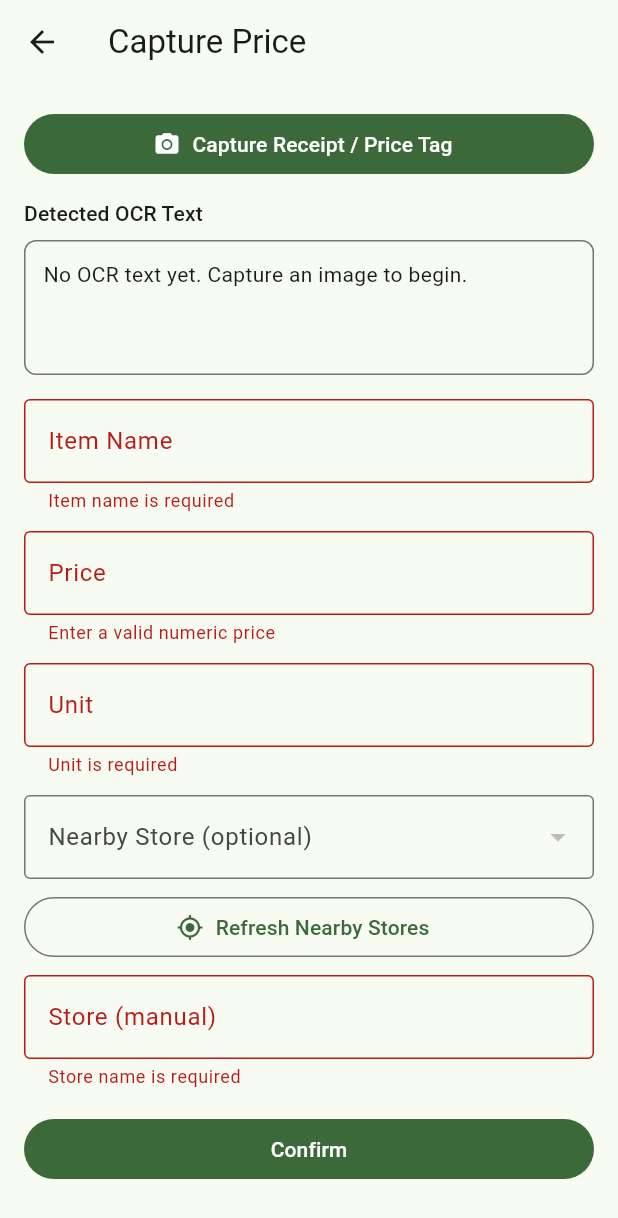
After one commit to paulgmathew/ShareCartFlutterProject, a Flutter app: the _PriceScanBody screen opened directly, after a tap on "Confirm", on a phone screen of 412 x 824 dp. The commit adds this screen. Shown: the top 1218 px of the screen. Run offline on Flutter 3.47's test engine with Material 3 defaults, Android fonts, the phone set to English and light mode, and no system bars; our stand-ins replace app_links, flutter_secure_storage, geolocator, image_picker, qr_flutter, share_plus and 1 more; missing offline and left inert: google_mlkit_text_recognition, mobile_scanner, stomp_dart_client; accounts and stored records are empty; network calls fail.

Commit message:
Adding fetaure for price optimization OCR support for capturing item prices and comparing the price

```diff
--- a/lib/main.dart
+++ b/lib/main.dart
@@ -15,6 +15,7 @@ import 'services/auth_api_service.dart';
 import 'services/item_api_service.dart';
 import 'services/invite_api_service.dart';
 import 'services/pending_invite_service.dart';
+import 'services/price_api_service.dart';
 import 'services/realtime_sync_service.dart';
 import 'services/shopping_list_api_service.dart';
 import 'config/api_config.dart';
@@ -40,6 +41,7 @@ void main() async {
   final listService = ShoppingListApiService(apiClient);
   final itemService = ItemApiService(apiClient);
   final inviteService = InviteApiService(apiClient);
+  final priceService = PriceApiService(apiClient);
   final pendingInviteService = PendingInviteService();
 
   void handleIncomingLink(Uri uri) {
@@ -91,6 +93,7 @@ void main() async {
         Provider<AuthRepository>.value(value: authRepository),
         Provider<ShoppingListRepository>.value(value: repository),
         Provider<InviteApiService>.value(value: inviteService),
+        Provider<PriceApiService>.value(value: priceService),
         Provider<PendingInviteService>.value(value: pendingInviteService),
         Provider<RealtimeSyncService>.value(value: realtimeSyncService),
         ChangeNotifierProvider(
--- /dev/null
+++ b/lib/providers/price_provider.dart
@@ -0,0 +1,317 @@
+import 'dart:async';
+
+import 'package:flutter/foundation.dart';
+import 'package:geolocator/geolocator.dart';
+import 'package:google_mlkit_text_recognition/google_mlkit_text_recognition.dart';
+import 'package:image_picker/image_picker.dart';
+
+import '../services/api_client.dart';
+import '../services/price_api_service.dart';
+
+class NearbyStoreOption {
+  final String name;
+  final String? distanceLabel;
+
+  const NearbyStoreOption({required this.name, this.distanceLabel});
+}
+
+double? extractPrice(String text) {
+  final regex = RegExp(r'\$?\d+(\.\d{1,2})?');
+  final match = regex.firstMatch(text);
+  if (match == null) return null;
+
+  final raw = match.group(0)?.replaceAll(r'$', '');
+  if (raw == null) return null;
+  return double.tryParse(raw);
+}
+
+class PriceProvider extends ChangeNotifier {
+  final PriceApiService _priceApiService;
+  final ImagePicker _imagePicker;
+
+  PriceProvider(this._priceApiService, {ImagePicker? imagePicker})
+    : _imagePicker = imagePicker ?? ImagePicker();
+
+  bool _loading = false;
+  bool get loading => _loading;
+
+  String _ocrText = '';
+  String get ocrText => _ocrText;
+
+  double? _detectedPrice;
+  double? get detectedPrice => _detectedPrice;
+
+  String? _selectedStore;
+  String? get selectedStore => _selectedStore;
+
+  double? _latitude;
+  double? get latitude => _latitude;
+
+  double? _longitude;
+  double? get longitude => _longitude;
+
+  String? _imagePath;
+  String? get imagePath => _imagePath;
+
+  String? _captureId;
+
+  String _itemNameGuess = '';
+  String get itemNameGuess => _itemNameGuess;
+
+  String? _errorMessage;
+  String? get errorMessage => _errorMessage;
+
+  String? _compareMessage;
+  String? get compareMessage => _compareMessage;
+
+  List<NearbyStoreOption> _nearbyStores = [];
+  List<NearbyStoreOption> get nearbyStores => _nearbyStores;
+
+  Future<void> scanImage() async {
+    _setLoading(true);
+    _errorMessage = null;
+    _compareMessage = null;
+
+    try {
+      final picked = await _imagePicker.pickImage(
+        source: ImageSource.camera,
+        imageQuality: 85,
+      );
+      if (picked == null) {
+        _setLoading(false);
+        return;
+      }
+
+      _imagePath = picked.path;
+      await runOCR();
+      parsePrice();
+      await fetchNearbyStores();
+      await _captureRawText();
+    } catch (_) {
+      _errorMessage = 'Could not capture image. Please try again.';
+    } finally {
+      _setLoading(false);
+    }
+  }
+
+  Future<void> runOCR() async {
+    final imagePath = _imagePath;
+    if (imagePath == null || imagePath.isEmpty) return;
+
+    final inputImage = InputImage.fromFilePath(imagePath);
+    final recognizer = TextRecognizer(script: TextRecognitionScript.latin);
+
+    try {
+      final recognizedText = await recognizer.processImage(inputImage);
+      _ocrText = recognizedText.text.trim();
+      _itemNameGuess = _guessItemName(_ocrText);
+      notifyListeners();
+    } catch (_) {
+      _errorMessage = 'OCR failed. Please retake the photo.';
+      notifyListeners();
+    } finally {
+      recognizer.close();
+    }
+  }
+
+  void parsePrice() {
+    _detectedPrice = extractPrice(_ocrText);
+    notifyListeners();
+  }
+
+  Future<void> fetchNearbyStores() async {
+    try {
+      final position = await _getCurrentPosition();
+      _latitude = position.latitude;
+      _longitude = position.longitude;
+
+      final stores = await _priceApiService.getNearbyStores(
+        latitude: position.latitude,
+        longitude: position.longitude,
+      );
+
+      _nearbyStores = stores
+          .map(
+            (json) => NearbyStoreOption(
+              name: (json['name'] ?? json['storeName'] ?? 'Unknown').toString(),
+              distanceLabel: _distanceLabelFrom(json),
+            ),
+          )
+          .where((s) => s.name.trim().isNotEmpty)
+          .toList(growable: false);
+
+      if (_nearbyStores.isNotEmpty && _selectedStore == null) {
+        _selectedStore = _nearbyStores.first.name;
+      }
+      notifyListeners();
+    } on ApiException catch (e) {
+      _errorMessage = e.error.message;
+      notifyListeners();
+    } on PermissionDeniedException catch (e) {
+      _errorMessage = e.message;
+      notifyListeners();
+    } catch (_) {
+      _errorMessage = 'Could not fetch nearby stores.';
+      notifyListeners();
+    }
+  }
+
+  Future<void> confirmPrice({
+    required String itemName,
+    required String priceText,
+    required String unit,
+    required String storeName,
+    bool compareAfterConfirm = true,
+  }) async {
+    _setLoading(true);
+    _errorMessage = null;
+    _compareMessage = null;
+
+    try {
+      final parsedPrice = double.tryParse(priceText.trim());
+      if (parsedPrice == null) {
+        throw const FormatException('Please enter a valid numeric price.');
+      }
+
+      _captureId ??= await _captureRawText();
+      final captureId = _captureId;
+      if (captureId == null || captureId.isEmpty) {
+        throw const FormatException(
+          'Could not capture OCR text. Please rescan.',
+        );
+      }
+
+      await _priceApiService.confirmPrice(
+        captureId: captureId,
+        itemName: itemName.trim(),
+        price: parsedPrice,
+        unit: unit.trim(),
+        storeName: storeName.trim(),
+        latitude: _latitude,
+        longitude: _longitude,
+      );
+
+      if (compareAfterConfirm) {
+        final compareResponse = await _priceApiService.comparePrice({
+          'itemName': itemName.trim(),
+          'price': parsedPrice,
+          if (_latitude != null) 'latitude': _latitude,
+          if (_longitude != null) 'longitude': _longitude,
+        });
+
+        final isCheapest = compareResponse['isCheapest'];
+        if (isCheapest == true) {
+          _compareMessage = 'This is the cheapest price so far.';
+        } else {
+          final bestPrice = compareResponse['bestPrice'];
+          _compareMessage =
+              bestPrice != null
+                  ? 'Best known price is $bestPrice.'
+                  : 'Price comparison completed.';
+        }
+      }
+    } on ApiException catch (e) {
+      _errorMessage = e.error.message;
+    } on PermissionDeniedException catch (e) {
+      _errorMessage = e.message;
+    } on FormatException catch (e) {
+      _errorMessage = e.message;
+    } catch (_) {
+      _errorMessage = 'Could not confirm price. Please try again.';
+    } finally {
+      _setLoading(false);
+    }
+  }
+
+  void setSelectedStore(String? store) {
+    _selectedStore = store;
+    notifyListeners();
+  }
+
+  void clearError() {
+    _errorMessage = null;
+    notifyListeners();
+  }
+
+  Future<String?> _captureRawText() async {
+    if (_ocrText.trim().isEmpty) return null;
+    final response = await _priceApiService.capturePrice(
+      rawText: _ocrText,
+      imageUrl: _imagePath,
+      latitude: _latitude,
+      longitude: _longitude,
+    );
+
+    _captureId = (response['captureId'] ?? response['id'] ?? '').toString();
+    if (_captureId!.isEmpty) {
+      _captureId = null;
+    }
+    notifyListeners();
+    return _captureId;
+  }
+
+  Future<Position> _getCurrentPosition() async {
+    final serviceEnabled = await Geolocator.isLocationServiceEnabled();
+    if (!serviceEnabled) {
+      throw const PermissionDeniedException(
+        'Location services are disabled. Please enable GPS.',
+      );
+    }
+
+    var permission = await Geolocator.checkPermission();
+    if (permission == LocationPermission.denied) {
+      permission = await Geolocator.requestPermission();
+    }
+
+    if (permission == LocationPermission.denied ||
+        permission == LocationPermission.deniedForever) {
+      throw const PermissionDeniedException(
+        'Location permission denied. Please allow location access.',
+      );
+    }
+
+    return Geolocator.getCurrentPosition(
+      locationSettings: const LocationSettings(accuracy: LocationAccuracy.high),
+    );
+  }
+
+  String _guessItemName(String text) {
+    final lines = text
+        .split('\n')
+        .map((e) => e.trim())
+        .where((e) => e.isNotEmpty)
+        .toList(growable: false);
+
+    for (final line in lines) {
+      final hasAlphabet = RegExp(r'[A-Za-z]').hasMatch(line);
+      final hasPrice = RegExp(r'\$?\d+(\.\d{1,2})?').hasMatch(line);
+      if (hasAlphabet && !hasPrice && line.length <= 60) {
+        return line;
+      }
+    }
+
+    return lines.isNotEmpty ? lines.first : '';
+  }
+
+  String? _distanceLabelFrom(Map<String, dynamic> json) {
+    final distance = json['distance'];
+    if (distance is num) {
+      return '${distance.toStringAsFixed(1)} km';
+    }
+    if (distance != null) {
+      return distance.toString();
+    }
+    return null;
+  }
+
+  void _setLoading(bool value) {
+    _loading = value;
+    notifyListeners();
+  }
+}
+
+class PermissionDeniedException implements Exception {
+  final String message;
+
+  const PermissionDeniedException(this.message);
+}
--- /dev/null
+++ b/lib/screens/price_scan/price_scan_screen.dart
@@ -0,0 +1,286 @@
+import 'dart:io';
+
+import 'package:flutter/material.dart';
+import 'package:provider/provider.dart';
+
+import '../../providers/price_provider.dart';
+import '../../services/price_api_service.dart';
+
+class PriceScanScreen extends StatelessWidget {
+  const PriceScanScreen({super.key});
+
+  @override
+  Widget build(BuildContext context) {
+    return ChangeNotifierProvider(
+      create: (ctx) => PriceProvider(ctx.read<PriceApiService>()),
+      child: const _PriceScanBody(),
+    );
+  }
+}
+
+class _PriceScanBody extends StatefulWidget {
+  const _PriceScanBody();
+
+  @override
+  State<_PriceScanBody> createState() => _PriceScanBodyState();
+}
+
+class _PriceScanBodyState extends State<_PriceScanBody> {
+  final _formKey = GlobalKey<FormState>();
+  final _itemNameController = TextEditingController();
+  final _priceController = TextEditingController();
+  final _unitController = TextEditingController();
+  final _storeController = TextEditingController();
+
+  @override
+  void dispose() {
+    _itemNameController.dispose();
+    _priceController.dispose();
+    _unitController.dispose();
+    _storeController.dispose();
+    super.dispose();
+  }
+
+  Future<void> _captureAndScan() async {
+    final provider = context.read<PriceProvider>();
+    await provider.scanImage();
+    if (!mounted) return;
+
+    _itemNameController.text = provider.itemNameGuess;
+    _priceController.text =
+        provider.detectedPrice != null
+            ? provider.detectedPrice!.toStringAsFixed(2)
+            : '';
+    _storeController.text = provider.selectedStore ?? '';
+
+    _showErrorIfAny(provider);
+  }
+
+  Future<void> _fetchStores() async {
+    final provider = context.read<PriceProvider>();
+    await provider.fetchNearbyStores();
+    if (!mounted) return;
+
+    if (_storeController.text.trim().isEmpty &&
+        provider.selectedStore != null) {
+      _storeController.text = provider.selectedStore!;
+    }
+
+    _showErrorIfAny(provider);
+  }
+
+  Future<void> _confirm() async {
+    if (!_formKey.currentState!.validate()) return;
+
+    final provider = context.read<PriceProvider>();
+    await provider.confirmPrice(
+      itemName: _itemNameController.text,
+      priceText: _priceController.text,
+      unit: _unitController.text,
+      storeName: _storeController.text,
+      compareAfterConfirm: true,
+    );
+    if (!mounted) return;
+
+    if (provider.errorMessage != null) {
+      _showErrorIfAny(provider);
+      return;
+    }
+
+    final compareText = provider.compareMessage;
+    ScaffoldMessenger.of(context).showSnackBar(
+      SnackBar(
+        content: Text(
+          compareText == null
+              ? 'Price confirmed successfully.'
+              : 'Price confirmed. $compareText',
+        ),
+      ),
+    );
+  }
+
+  @override
+  Widget build(BuildContext context) {
+    return Consumer<PriceProvider>(
+      builder: (context, provider, _) {
+        final stores = provider.nearbyStores;
+
+        return Scaffold(
+          appBar: AppBar(title: const Text('Capture Price')),
+          body: SafeArea(
+            child: SingleChildScrollView(
+              padding: const EdgeInsets.all(16),
+              child: Column(
+                crossAxisAlignment: CrossAxisAlignment.stretch,
+                children: [
+                  FilledButton.icon(
+                    onPressed: provider.loading ? null : _captureAndScan,
+                    icon: const Icon(Icons.camera_alt),
+                    label: const Text('Capture Receipt / Price Tag'),
+                  ),
+                  const SizedBox(height: 12),
+                  if (provider.imagePath != null)
+                    ClipRRect(
+                      borderRadius: BorderRadius.circular(12),
+                      child: Image.file(
+                        File(provider.imagePath!),
+                        height: 180,
+                        fit: BoxFit.cover,
+                      ),
+                    ),
+                  if (provider.imagePath != null) const SizedBox(height: 12),
+                  if (provider.loading)
+                    const Padding(
+                      padding: EdgeInsets.symmetric(vertical: 8),
+                      child: Center(child: CircularProgressIndicator()),
+                    ),
+                  Text(
+                    'Detected OCR Text',
+                    style: Theme.of(context).textTheme.titleSmall,
+                  ),
+                  const SizedBox(height: 8),
+                  Container(
+                    constraints: const BoxConstraints(minHeight: 90),
+                    padding: const EdgeInsets.all(12),
+                    decoration: BoxDecoration(
+                      border: Border.all(color: Theme.of(context).dividerColor),
+                      borderRadius: BorderRadius.circular(8),
+                    ),
+                    child: Text(
+                      provider.ocrText.isEmpty
+                          ? 'No OCR text yet. Capture an image to begin.'
+                          : provider.ocrText,
+                    ),
+                  ),
+                  const SizedBox(height: 16),
+                  Form(
+                    key: _formKey,
+                    child: Column(
+                      crossAxisAlignment: CrossAxisAlignment.stretch,
+                      children: [
+                        TextFormField(
+                          controller: _itemNameController,
+                          decoration: const InputDecoration(
+                            labelText: 'Item Name',
+                            border: OutlineInputBorder(),
+                          ),
+                          validator: (value) {
+                            if (value == null || value.trim().isEmpty) {
+                              return 'Item name is required';
+                            }
+                            return null;
+                          },
+                        ),
+                        const SizedBox(height: 12),
+                        TextFormField(
+                          controller: _priceController,
+                          decoration: const InputDecoration(
+                            labelText: 'Price',
+                            hintText: 'e.g. 3.49',
+                            border: OutlineInputBorder(),
+                          ),
+                          keyboardType: const TextInputType.numberWithOptions(
+                            decimal: true,
+                          ),
+                          validator: (value) {
+                            final parsed = double.tryParse(
+                              (value ?? '').trim(),
+                            );
+                            if (parsed == null) {
+                              return 'Enter a valid numeric price';
+                            }
+                            return null;
+                          },
+                        ),
+                        const SizedBox(height: 12),
+                        TextFormField(
+                          controller: _unitController,
+                          decoration: const InputDecoration(
+                            labelText: 'Unit',
+                            hintText: 'e.g. 1L, 500g, each',
+                            border: OutlineInputBorder(),
+                          ),
+                          validator: (value) {
+                            if (value == null || value.trim().isEmpty) {
+                              return 'Unit is required';
+                            }
+                            return null;
+                          },
+                        ),
+                        const SizedBox(height: 12),
+                        DropdownButtonFormField<String>(
+                          value:
+                              stores.any(
+                                    (s) =>
+                                        s.name == _storeController.text.trim(),
+                                  )
+                                  ? _storeController.text.trim()
+                                  : null,
+                          items:
+                              stores
+                                  .map(
+                                    (store) => DropdownMenuItem(
+                                      value: store.name,
+                                      child: Text(
+                                        store.distanceLabel == null
+                                            ? store.name
+                                            : '${store.name} (${store.distanceLabel})',
+                                      ),
+                                    ),
+                                  )
+                                  .toList(),
+                          onChanged: (value) {
+                            provider.setSelectedStore(value);
+                            _storeController.text = value ?? '';
+                          },
+                          decoration: const InputDecoration(
+                            labelText: 'Nearby Store (optional)',
+                            border: OutlineInputBorder(),
+                          ),
+                        ),
+                        const SizedBox(height: 8),
+                        OutlinedButton.icon(
+                          onPressed: provider.loading ? null : _fetchStores,
+                          icon: const Icon(Icons.my_location),
+                          label: const Text('Refresh Nearby Stores'),
+                        ),
+                        const SizedBox(height: 8),
+                        TextFormField(
+                          controller: _storeController,
+                          decoration: const InputDecoration(
+                            labelText: 'Store (manual)',
+                            border: OutlineInputBorder(),
+                          ),
+                          validator: (value) {
+                            if (value == null || value.trim().isEmpty) {
+                              return 'Store name is required';
+                            }
+                            return null;
+                          },
+                        ),
+                        const SizedBox(height: 16),
+                        FilledButton(
+                          onPressed: provider.loading ? null : _confirm,
+                          child: const Text('Confirm'),
+                        ),
+                      ],
+                    ),
+                  ),
+                ],
+              ),
+            ),
+          ),
+        );
+      },
+    );
+  }
+
+  void _showErrorIfAny(PriceProvider provider) {
+    final message = provider.errorMessage;
+    if (message == null || message.isEmpty) return;
+    ScaffoldMessenger.of(
+      context,
+    ).showSnackBar(SnackBar(content: Text(message)));
+    provider.clearError();
+  }
+}
--- /dev/null
+++ b/lib/services/price_api_service.dart
@@ -0,0 +1,62 @@
+import 'api_client.dart';
+
+class PriceApiService {
+  final ApiClient _apiClient;
+
+  PriceApiService(this._apiClient);
+
+  Future<Map<String, dynamic>> capturePrice({
+    required String rawText,
+    String? imageUrl,
+    double? latitude,
+    double? longitude,
+  }) async {
+    final body = <String, dynamic>{'rawText': rawText};
+    if (imageUrl != null && imageUrl.isNotEmpty) body['imageUrl'] = imageUrl;
+    if (latitude != null) body['latitude'] = latitude;
+    if (longitude != null) body['longitude'] = longitude;
+
+    return _apiClient.post('/prices/capture', body: body);
+  }
+
+  Future<Map<String, dynamic>> confirmPrice({
+    required String captureId,
+    required String itemName,
+    required double price,
+    required String unit,
+    required String storeName,
+    double? latitude,
+    double? longitude,
+  }) async {
+    final body = <String, dynamic>{
+      'captureId': captureId,
+      'itemName': itemName,
+      'price': price,
+      'unit': unit,
+      'storeName': storeName,
+    };
+    if (latitude != null) body['latitude'] = latitude;
+    if (longitude != null) body['longitude'] = longitude;
+
+    return _apiClient.post('/prices/confirm', body: body);
+  }
+
+  Future<Map<String, dynamic>> comparePrice(Map<String, dynamic> body) {
+    return _apiClient.post('/prices/compare', body: body);
+  }
+
+  Future<List<Map<String, dynamic>>> getNearbyStores({
+    required double latitude,
+    required double longitude,
+  }) async {
+    final encodedLat = Uri.encodeQueryComponent(latitude.toString());
+    final encodedLon = Uri.encodeQueryComponent(longitude.toString());
+    final list = await _apiClient.getList(
+      '/stores/nearby?lat=$encodedLat&lon=$encodedLon',
+    );
+
+    return list
+        .map((e) => (e as Map).cast<String, dynamic>())
+        .toList(growable: false);
+  }
+}
--- a/lib/services/services.dart
+++ b/lib/services/services.dart
@@ -3,5 +3,6 @@ export 'shopping_list_api_service.dart';
 export 'item_api_service.dart';
 export 'auth_api_service.dart';
 export 'invite_api_service.dart';
+export 'price_api_service.dart';
 export 'pending_invite_service.dart';
 export 'realtime_sync_service.dart';
--- a/pubspec.yaml
+++ b/pubspec.yaml
@@ -41,6 +41,9 @@ dependencies:
   app_links: ^6.4.1
   qr_flutter: ^4.1.0
   mobile_scanner: ^7.2.0
+  image_picker: ^1.1.2
+  google_mlkit_text_recognition: ^0.15.0
+  geolocator: ^13.0.2
 
 dev_dependencies:
   flutter_test:
```
Also changed, not shown: lib/screens/home/home_screen.dart (+9 -0 lines), pubspec.lock, 7 other files.
